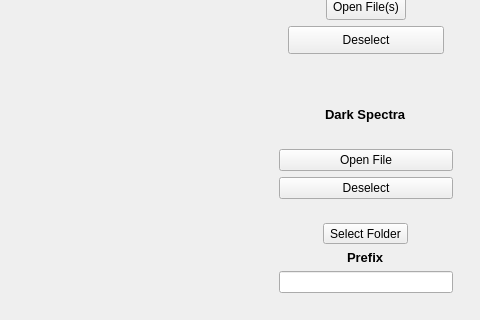
David-Cai-CJ/spectrophotometer, file spec_viewer.ui: the form before one commit; both pictures show x 719 to 1199 and y 213 to 533 of the 1199 by 700 pixel window.
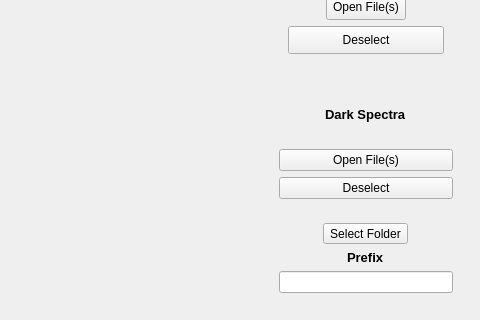
The form after the commit. Custom widgets are drawn as their Qt base class.

Commit message: ready 2 go

Diff of the .ui file:
```diff
--- a/spec_viewer.ui
+++ b/spec_viewer.ui
@@ -470,7 +470,7 @@
           <item>
            <widget class="QPushButton" name="select_dark_button">
             <property name="text">
-             <string>Open File</string>
+             <string>Open File(s)</string>
             </property>
            </widget>
           </item>
```
Left out of the diff: 2 changed lines with no effect on the pictures. The commit also changes 1 other file.
